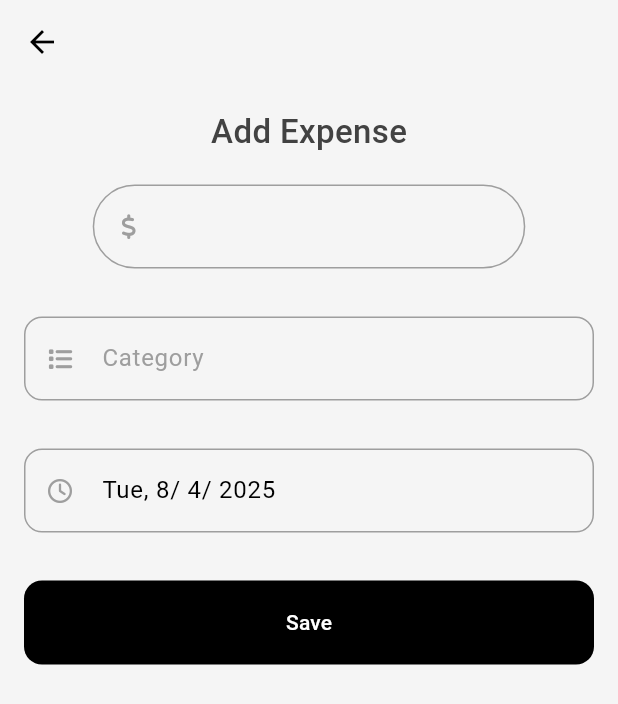
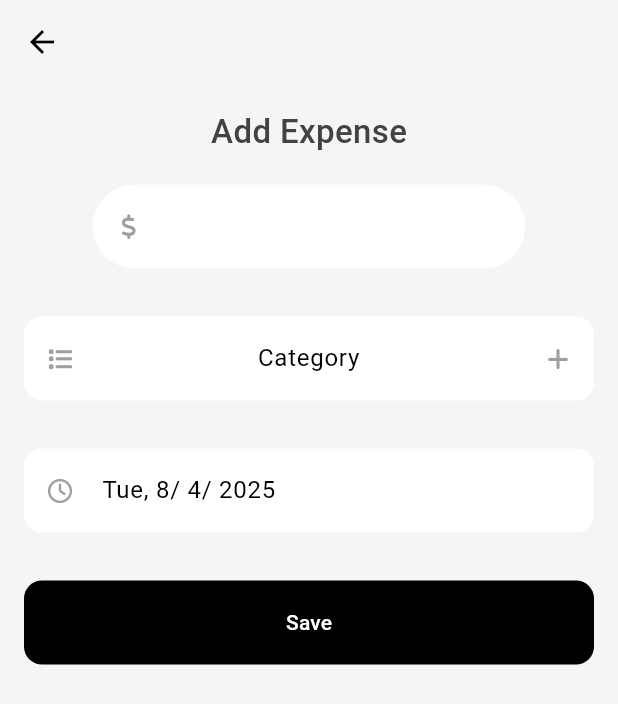
Before and after one commit to emon2002926/expense_tracker, a Flutter app: the AddExpenseScreen screen opened directly, on a phone screen of 412 x 824 dp. Shown: the top 704 px of the screen. Run offline on Flutter 3.47's test engine with Material 3 defaults, Android fonts, the phone set to English and light mode, and no system bars; our stand-ins replace fl_chart, font_awesome_flutter.

Commit message:
Created alert dialog for add category

```diff
--- a/lib/screens/add_expense/add_expense_screen.dart
+++ b/lib/screens/add_expense/add_expense_screen.dart
@@ -16,7 +16,7 @@ class _AddExpenseScreenState extends State<AddExpenseScreen> {
   TextEditingController dateController=TextEditingController();
   DateTime selectedDate=DateTime.now();
 
-
+  List<String> categoryList=["entertainment","food","home","pet","shopping","tech","travel"];
   @override
   void initState() {
     // TODO: implement initState
@@ -45,12 +45,83 @@ class _AddExpenseScreenState extends State<AddExpenseScreen> {
                 const SizedBox(height: 20,),
                 SizedBox(
                   width: MediaQuery.of(context).size.width*.7,
-                  child: ExpenseField(iconData: FontAwesomeIcons.dollarSign,borderRadius: 30,hintText: "",controller: expenseController,),
+                  child: ExpenseField(prefixIcon: FontAwesomeIcons.dollarSign,borderRadius: 30,hintText: "",controller: expenseController,),
                 ),
                 const SizedBox(height: 32,),
-                ExpenseField(iconData: FontAwesomeIcons.list,hintText: "Category",controller: categoryController,),
+
+                // ExpenseField(prefixIcon: FontAwesomeIcons.list,
+                //   hintText: "Category",controller: categoryController,),
+
+                TextFormField(
+                  controller: categoryController,
+                  textAlign: TextAlign.center,
+                  readOnly: true,
+                  onTap: (){},
+                  decoration: InputDecoration(
+                    filled: true,
+                    fillColor: Colors.white,
+                    prefixIcon: Icon(FontAwesomeIcons.list,size: 16,color: Colors.grey,),
+                    suffixIcon: IconButton(onPressed: (){
+                      showDialog(context: context, builder: (ctx){
+                        bool isExpanded=false;
+                        return StatefulBuilder(
+                            builder: (context,setState){
+                              return AlertDialog(
+                                backgroundColor: Colors.blue[50], // Set your desired color here
+
+                                title: const Text("Create a Category"),
+
+                                content: Column(
+                                  mainAxisSize: MainAxisSize.min,
+                                  children: [
+                                    ExpenseField(borderRadius: 16,hintText: "Name",controller: categoryController),
+                                    SizedBox(height: 16,),
+                                    ExpenseField(borderRadius: 16,hintText: "Icon",controller: categoryController,readOnly: true,
+                                      suffixIcon: FontAwesomeIcons.chevronDown,suffixIconSize: 12,
+                                      onTap:() {setState(()=>isExpanded=!isExpanded);},),
+                                    isExpanded?Container(
+                                      width: MediaQuery.of(context).size.width,
+                                      height: 200,
+                                      decoration: BoxDecoration(
+                                        color: Colors.white,
+                                        borderRadius: BorderRadius.vertical(
+                                            bottom: Radius.circular(16)
+                                        ),
+
+                                      ),
+                                      child:ListView.builder(
+                                        itemCount: categoryList.length ,
+                                        itemBuilder: (context,int i){
+                                          return Container(
+                                            decoration: BoxDecoration(
+                                              image: DecorationImage(
+                                                  image: AssetImage("assets/${categoryList[i]}.png"))
+                                            ),
+                                          );
+                                        },
+                                      ) ,
+                                    ):Container(),
+                                    SizedBox(height: 16,),
+                                    ExpenseField(borderRadius: 16,hintText: "Color",controller: categoryController),
+                                  ],
+                                ),
+                              );
+
+                            }
+
+                        );
+                      });
+                    }, icon: Icon(FontAwesomeIcons.add,size: 16,color: Colors.grey,)),
+                    hintText: "Category",
+                    border: OutlineInputBorder(
+                      borderRadius: BorderRadius.all(Radius.circular(12)),
+                      borderSide: BorderSide.none
+                    )
+                )
+
+                ),
                 const SizedBox(height: 32,),
-                ExpenseField(iconData: FontAwesomeIcons.clock,readOnly: true,
+                ExpenseField(prefixIcon: FontAwesomeIcons.clock,readOnly: true,
                   hintText: "Date",controller: dateController,
                   onTap:()async{
                     DateTime? newDate= await showDatePicker(context: context,
--- a/lib/screens/add_expense/widget/expense_field.dart
+++ b/lib/screens/add_expense/widget/expense_field.dart
@@ -1,13 +1,16 @@
 import 'package:flutter/material.dart';
 import 'package:font_awesome_flutter/font_awesome_flutter.dart';
 class ExpenseField extends StatelessWidget {
-  final IconData iconData ;
+  final IconData? prefixIcon ;
+  final IconData? suffixIcon ;
   final String hintText ;
   final double? borderRadius ;
   final VoidCallback? onTap ;
   final bool readOnly;
+  final double? suffixIconSize ;
   final TextEditingController? controller ;
-  const ExpenseField({super.key, required this.iconData,  this.borderRadius, required this.hintText, this.onTap,  this.readOnly=false, this.controller});
+  const ExpenseField({super.key,  this.prefixIcon,  this.borderRadius
+    , required this.hintText, this.onTap,  this.readOnly=false, this.controller,this.suffixIcon,this.suffixIconSize=16});
 
   @override
   Widget build(BuildContext context) {
@@ -18,12 +21,17 @@ class ExpenseField extends StatelessWidget {
         controller: controller,
         decoration: InputDecoration(
           fillColor: Colors.white,
-          prefixIcon: Icon(iconData,size: 16,color: Colors.grey,),
+          filled: true,
+          prefixIcon: Icon(prefixIcon,size: 16,color: Colors.grey,),
+          suffixIcon: Icon(suffixIcon,size: suffixIconSize,color: Colors.grey,),
+
           border: OutlineInputBorder(
             borderRadius: BorderRadius.all(Radius.circular(borderRadius??12)),
+            borderSide: BorderSide.none
           ),
           hintText: hintText,
           hintStyle: const TextStyle(fontSize: 16,color: Colors.grey),
+
         ),
 
     );
```
Also changed, not shown: pubspec.yaml (+5 -63 lines), assets/entertainment.png (added), assets/food.png (added), assets/home.png (added), assets/pet.png (added), assets/shopping.png (added), assets/tech.png (added), assets/travel.png (added).
